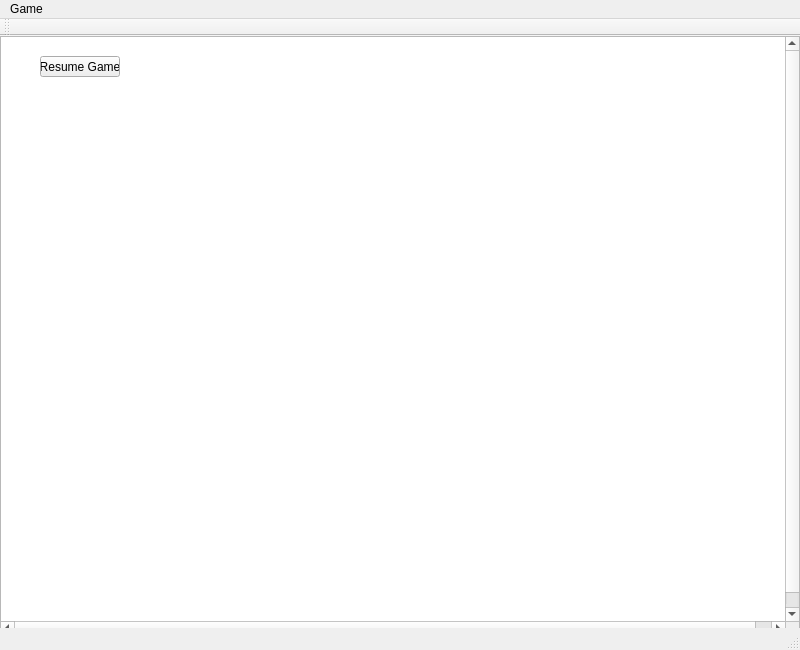
Before: the Qt Designer form ui/mainwindow.ui in marijamijailovic/RS07-spectrum, drawn with Qt 5.
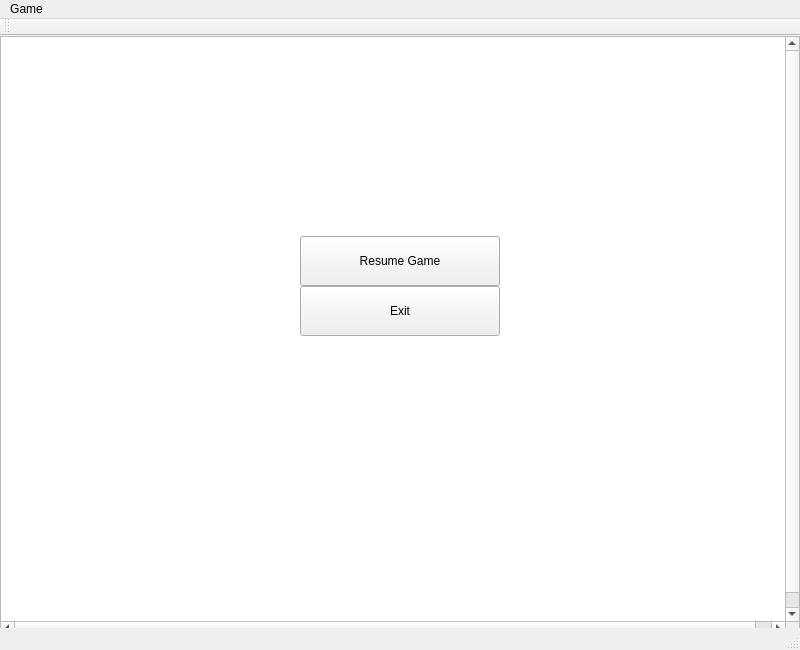
After: the same form once the commit is applied.

Commit message: Rebase GUI elements

The edit to the form file:
```diff
--- a/ui/mainwindow.ui
+++ b/ui/mainwindow.ui
@@ -47,16 +47,29 @@
    <widget class="QPushButton" name="btnResumeGame">
     <property name="geometry">
      <rect>
-      <x>40</x>
-      <y>20</y>
-      <width>80</width>
-      <height>21</height>
+      <x>300</x>
+      <y>200</y>
+      <width>200</width>
+      <height>50</height>
      </rect>
     </property>
     <property name="text">
      <string>Resume Game</string>
     </property>
    </widget>
+   <widget class="QPushButton" name="btnExit">
+    <property name="geometry">
+     <rect>
+      <x>300</x>
+      <y>250</y>
+      <width>200</width>
+      <height>50</height>
+     </rect>
+    </property>
+    <property name="text">
+     <string>Exit</string>
+    </property>
+   </widget>
   </widget>
   <widget class="QToolBar" name="tbMainToolbar">
    <attribute name="toolBarArea">
```
The commit also changes 3 other files.
